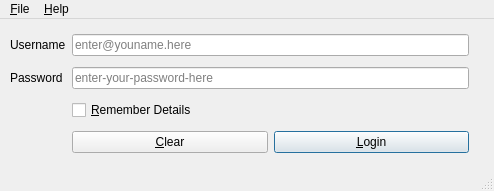
Qt form mainwindow.ui (andymccall/qtlogindemo) before a commit.
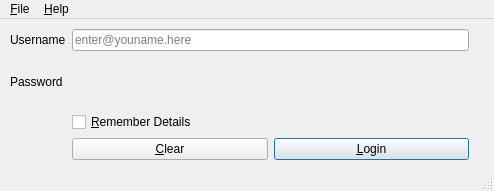
The same form after that commit. Icons and pictures are not drawn.

Commit message: chore(): added custom widget with password preview

```diff
--- a/mainwindow.ui
+++ b/mainwindow.ui
@@ -89,16 +89,6 @@
        </property>
       </widget>
      </item>
-     <item row="1" column="1">
-      <widget class="QLineEdit" name="passwordLineEdit">
-       <property name="echoMode">
-        <enum>QLineEdit::EchoMode::Password</enum>
-       </property>
-       <property name="placeholderText">
-        <string>enter-your-password-here</string>
-       </property>
-      </widget>
-     </item>
     </layout>
    </widget>
   </widget>
```
Left out of the diff: 1 changed line with no effect on the pictures. The commit also changes 8 other files.
